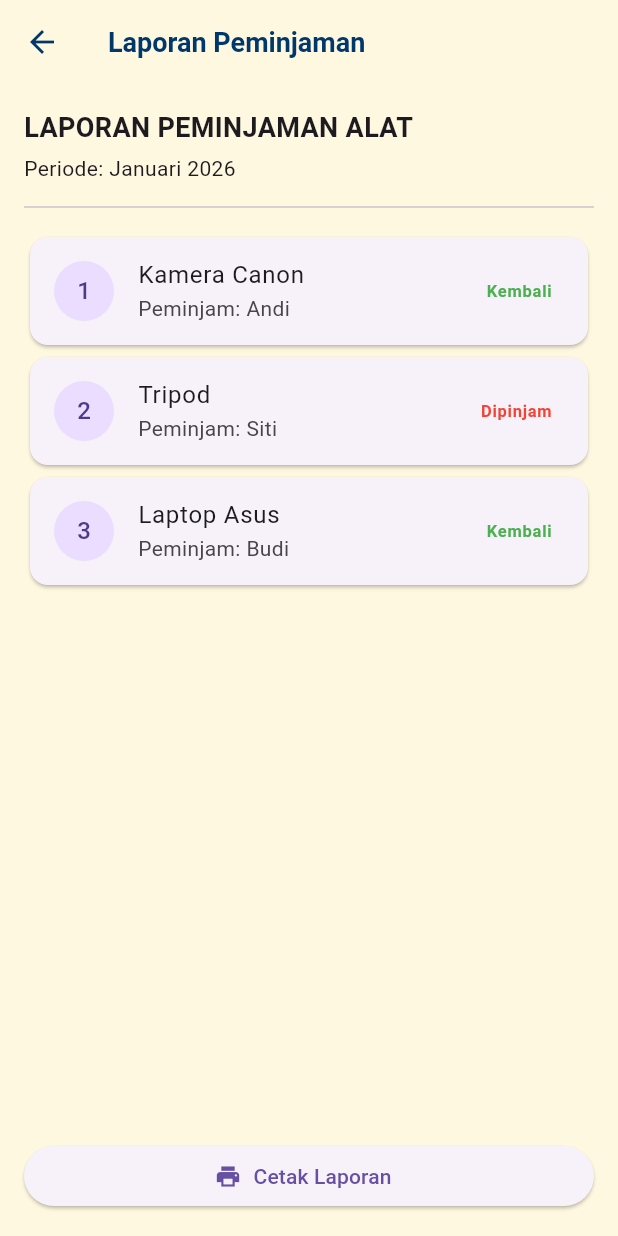
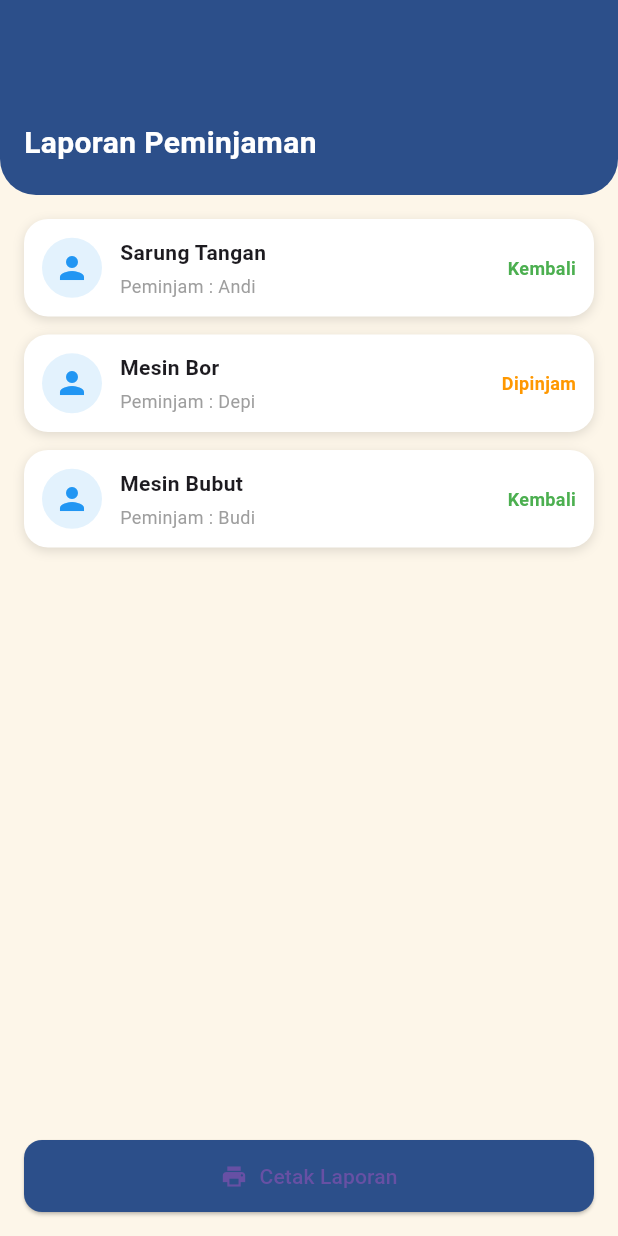
Before and after one commit to devinaputria/peminjaman_ukk, a Flutter app: the PetugasLaporanPage screen opened directly, on a phone screen of 412 x 824 dp. Run offline on Flutter 3.47's test engine with Material 3 defaults, Android fonts, the light colour scheme and no system bars.

Commit message:
ui laporan,profil

```diff
--- a/lib/routes/app_routes.dart
+++ b/lib/routes/app_routes.dart
@@ -1,21 +1,25 @@
 import 'package:flutter/material.dart';
 import 'package:peminjaman/screens/peminjam_alat_page.dart';
 import 'package:peminjaman/screens/peminjam_dashboard.dart';
+import 'package:peminjaman/screens/peminjam_detail_profil_page.dart';
 import 'package:peminjaman/screens/petugas_dashboard.dart';
 import '../auth/login_page.dart';
 import '../screens/admin_dashboard.dart';
+
 class AppRoutes {
   static const login = '/';
   static const admin = '/admin';
   static const petugas = '/petugas';
   static const peminjam = '/peminjam';
   static const alat = '/alat';
+  static const profilDetail = '/profil-detail';
 
   static Map<String, WidgetBuilder> routes = {
     login: (_) => const LoginScreen(),
     admin: (_) => const AdminDashboard(),
     petugas: (_) => const PetugasDashboard(),
     peminjam: (_) => const PeminjamDashboard(),
-    alat: (_) => const AlatPage()
+    alat: (_) => const AlatPage(),
+    profilDetail: (_) => const PeminjamProfilDetailPage(),
   };
 }
--- a/lib/screens/peminjam_alat_page.dart
+++ b/lib/screens/peminjam_alat_page.dart
@@ -10,16 +10,16 @@ class AlatPage extends StatefulWidget {
 class _AlatPageState extends State<AlatPage> {
   int selectedKategori = 0; // 0 = semua
 
-  // SIMULASI DATA DARI DATABASE
   final List<Map<String, dynamic>> alatList = [
-    {'nama': 'Mesin Bor', 'harga': 20000, 'kategori': 1},
-    {'nama': 'Mesin Bubut', 'harga': 50000, 'kategori': 1},
-    {'nama': 'Mesin Frais', 'harga': 60000, 'kategori': 1},
-    {'nama': 'Jangka Sorong', 'harga': 15000, 'kategori': 2},
-    {'nama': 'Mikrometer Luar', 'harga': 20000, 'kategori': 2},
-    {'nama': 'Kacamata Safety', 'harga': 5000, 'kategori': 3},
-    {'nama': 'Sarung Tangan', 'harga': 3000, 'kategori': 3},
-  ];
+  {'nama': 'Mesin Bor', 'kategori': 1},
+  {'nama': 'Mesin Bubut', 'kategori': 1},
+  {'nama': 'Mesin Frais', 'kategori': 1},
+  {'nama': 'Jangka Sorong', 'kategori': 2},
+  {'nama': 'Mikrometer Luar', 'kategori': 2},
+  {'nama': 'Kacamata Safety', 'kategori': 3},
+  {'nama': 'Sarung Tangan', 'kategori': 3},
+];
+
 
   @override
   Widget build(BuildContext context) {
--- a/lib/screens/petugas_laporan_page.dart
+++ b/lib/screens/petugas_laporan_page.dart
@@ -6,55 +6,70 @@ class PetugasLaporanPage extends StatelessWidget {
   @override
   Widget build(BuildContext context) {
     return Scaffold(
-      appBar: AppBar(
-        title: const Text('Laporan Peminjaman'),
-      ),
-      body: Padding(
-        padding: const EdgeInsets.all(16),
-        child: Column(
-          crossAxisAlignment: CrossAxisAlignment.start,
-          children: [
-            // Judul
-            const Text(
-              'LAPORAN PEMINJAMAN ALAT',
-              style: TextStyle(fontSize: 18, fontWeight: FontWeight.bold),
+      backgroundColor: const Color(0xFFFDF6E9),
+      body: Column(
+        children: [
+          // ===== HEADER =====
+          Container(
+            height: 130,
+            width: double.infinity,
+            padding: const EdgeInsets.only(left: 16, bottom: 20),
+            alignment: Alignment.bottomLeft,
+            decoration: const BoxDecoration(
+              color: Color(0xFF2C4F8A),
+              borderRadius: BorderRadius.vertical(
+                bottom: Radius.circular(24),
+              ),
             ),
-            const SizedBox(height: 4),
-            const Text('Periode: Januari 2026'),
-            const Divider(height: 32),
+            child: const Text(
+              'Laporan Peminjaman',
+              style: TextStyle(
+                color: Colors.white,
+                fontSize: 20,
+                fontWeight: FontWeight.bold,
+              ),
+            ),
+          ),
 
-            // Tabel dummy
-            Expanded(
+          // ===== LIST LAPORAN =====
+          Expanded(
+            child: Padding(
+              padding: const EdgeInsets.all(16),
               child: ListView(
                 children: const [
-                  _LaporanItem(
-                    no: '1',
-                    alat: 'Kamera Canon',
+                  LaporanCard(
+                    alat: 'Sarung Tangan',
                     peminjam: 'Andi',
                     status: 'Kembali',
                   ),
-                  _LaporanItem(
-                    no: '2',
-                    alat: 'Tripod',
-                    peminjam: 'Siti',
+                  LaporanCard(
+                    alat: 'Mesin Bor',
+                    peminjam: 'Depi',
                     status: 'Dipinjam',
                   ),
-                  _LaporanItem(
-                    no: '3',
-                    alat: 'Laptop Asus',
+                  LaporanCard(
+                    alat: 'Mesin Bubut',
                     peminjam: 'Budi',
                     status: 'Kembali',
                   ),
                 ],
               ),
             ),
+          ),
 
-            const SizedBox(height: 12),
-
-            // Tombol cetak (dummy)
-            SizedBox(
+          // ===== TOMBOL CETAK =====
+          Padding(
+            padding: const EdgeInsets.all(16),
+            child: SizedBox(
               width: double.infinity,
               child: ElevatedButton.icon(
+                style: ElevatedButton.styleFrom(
+                  padding: const EdgeInsets.symmetric(vertical: 14),
+                  backgroundColor: const Color(0xFF2C4F8A),
+                  shape: RoundedRectangleBorder(
+                    borderRadius: BorderRadius.circular(12),
+                  ),
+                ),
                 onPressed: () {
                   ScaffoldMessenger.of(context).showSnackBar(
                     const SnackBar(
@@ -65,24 +80,23 @@ class PetugasLaporanPage extends StatelessWidget {
                 icon: const Icon(Icons.print),
                 label: const Text('Cetak Laporan'),
               ),
-            )
-          ],
-        ),
+            ),
+          ),
+        ],
       ),
     );
   }
 }
 
-// ================= ITEM LAPORAN =================
+// ================= CARD LAPORAN =================
 
-class _LaporanItem extends StatelessWidget {
-  final String no;
+class LaporanCard extends StatelessWidget {
   final String alat;
   final String peminjam;
   final String status;
 
-  const _LaporanItem({
-    required this.no,
+  const LaporanCard({
+    super.key,
     required this.alat,
     required this.peminjam,
     required this.status,
@@ -90,18 +104,63 @@ class _LaporanItem extends StatelessWidget {
 
   @override
   Widget build(BuildContext context) {
-    return Card(
-      child: ListTile(
-        leading: CircleAvatar(child: Text(no)),
-        title: Text(alat),
-        subtitle: Text('Peminjam: $peminjam'),
-        trailing: Text(
-          status,
-          style: TextStyle(
-            color: status == 'Dipinjam' ? Colors.red : Colors.green,
-            fontWeight: FontWeight.bold,
+    final bool isKembali = status == 'Kembali';
+
+    return Container(
+      margin: const EdgeInsets.only(bottom: 12),
+      padding: const EdgeInsets.all(12),
+      decoration: BoxDecoration(
+        color: Colors.white,
+        borderRadius: BorderRadius.circular(16),
+        boxShadow: [
+          BoxShadow(
+            color: Colors.black12,
+            blurRadius: 6,
+            offset: const Offset(0, 2),
           ),
-        ),
+        ],
+      ),
+      child: Row(
+        children: [
+          const CircleAvatar(
+            backgroundColor: Color(0xFFE3F2FD),
+            child: Icon(Icons.person, color: Colors.blue),
+          ),
+
+          const SizedBox(width: 12),
+
+          Expanded(
+            child: Column(
+              crossAxisAlignment: CrossAxisAlignment.start,
+              children: [
+                Text(
+                  alat,
+                  style: const TextStyle(
+                    fontSize: 14,
+                    fontWeight: FontWeight.bold,
+                  ),
+                ),
+                const SizedBox(height: 4),
+                Text(
+                  'Peminjam : $peminjam',
+                  style: const TextStyle(
+                    fontSize: 12,
+                    color: Colors.grey,
+                  ),
+                ),
+              ],
+            ),
+          ),
+
+          Text(
+            status,
+            style: TextStyle(
+              fontSize: 12,
+              fontWeight: FontWeight.bold,
+              color: isKembali ? Colors.green : Colors.orange,
+            ),
+          ),
+        ],
       ),
     );
   }
```
Also changed, not shown: lib/screens/peminjam_dashboard.dart (+7 -6 lines), lib/screens/peminjam_detail_profil_page.dart (+89 -102 lines), lib/screens/peminjam_profil_page.dart (+14 -13 lines).
